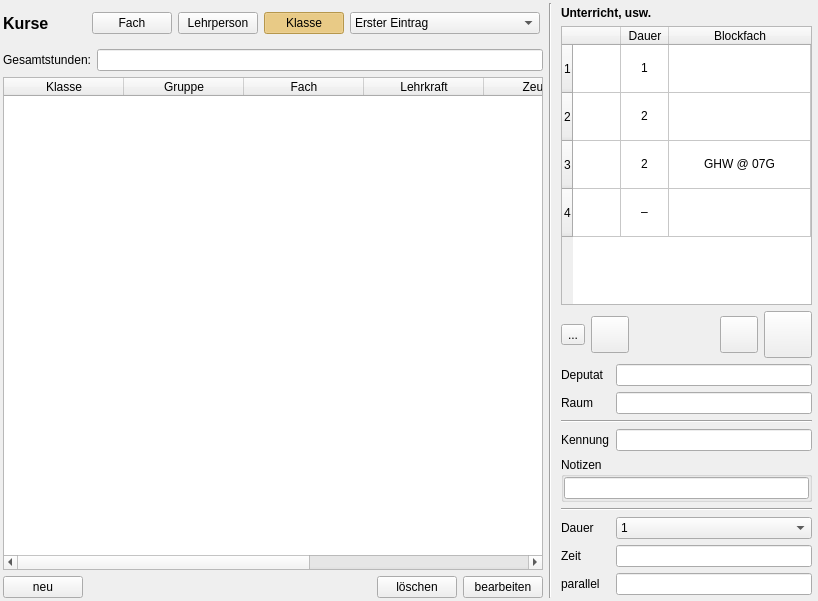
Qt form wz-data/ui/course_editor.ui (gradgrind/WZ3) before a commit.
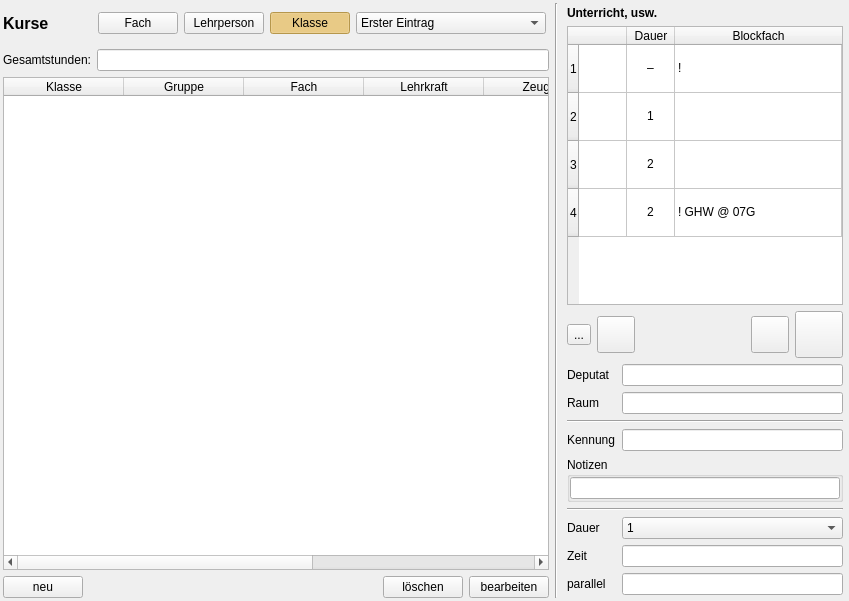
The same form after that commit. Icons and pictures are not drawn.

```diff
--- a/wz-data/ui/course_editor.ui
+++ b/wz-data/ui/course_editor.ui
@@ -6,7 +6,7 @@
    <rect>
     <x>0</x>
     <y>0</y>
-    <width>818</width>
+    <width>849</width>
     <height>601</height>
    </rect>
   </property>
@@ -425,6 +425,9 @@
          <property name="text">
           <string/>
          </property>
+         <property name="textAlignment">
+          <set>AlignCenter</set>
+         </property>
          <property name="icon">
           <iconset>
            <normaloff>../icons/lesson.svg</normaloff>../icons/lesson.svg</iconset>
@@ -432,7 +435,7 @@
         </item>
         <item row="0" column="1">
          <property name="text">
-          <string>1</string>
+          <string>–</string>
          </property>
          <property name="textAlignment">
           <set>AlignCenter</set>
@@ -440,16 +443,16 @@
         </item>
         <item row="0" column="2">
          <property name="text">
-          <string/>
-         </property>
-         <property name="textAlignment">
-          <set>AlignCenter</set>
+          <string>!</string>
          </property>
         </item>
         <item row="1" column="0">
          <property name="text">
           <string/>
          </property>
+         <property name="textAlignment">
+          <set>AlignCenter</set>
+         </property>
          <property name="icon">
           <iconset>
            <normaloff>../icons/lesson.svg</normaloff>../icons/lesson.svg</iconset>
@@ -457,7 +460,7 @@
         </item>
         <item row="1" column="1">
          <property name="text">
-          <string>2</string>
+          <string>1</string>
          </property>
          <property name="textAlignment">
           <set>AlignCenter</set>
@@ -467,14 +470,14 @@
          <property name="text">
           <string/>
          </property>
-         <property name="textAlignment">
-          <set>AlignCenter</set>
-         </property>
         </item>
         <item row="2" column="0">
          <property name="text">
           <string/>
          </property>
+         <property name="textAlignment">
+          <set>AlignCenter</set>
+         </property>
          <property name="icon">
           <iconset>
            <normaloff>../icons/lesson_block.svg</normaloff>../icons/lesson_block.svg</iconset>
@@ -490,16 +493,16 @@
         </item>
         <item row="2" column="2">
          <property name="text">
-          <string>GHW @ 07G</string>
-         </property>
-         <property name="textAlignment">
-          <set>AlignCenter</set>
+          <string/>
          </property>
         </item>
         <item row="3" column="0">
          <property name="text">
           <string/>
          </property>
+         <property name="textAlignment">
+          <set>AlignCenter</set>
+         </property>
          <property name="icon">
           <iconset>
            <normaloff>../icons/cash0a.svg</normaloff>../icons/cash0a.svg</iconset>
@@ -507,7 +510,7 @@
         </item>
         <item row="3" column="1">
          <property name="text">
-          <string>–</string>
+          <string>2</string>
          </property>
          <property name="textAlignment">
           <set>AlignCenter</set>
@@ -515,10 +518,7 @@
         </item>
         <item row="3" column="2">
          <property name="text">
-          <string/>
-         </property>
-         <property name="textAlignment">
-          <set>AlignCenter</set>
+          <string>! GHW @ 07G</string>
          </property>
         </item>
        </widget>
```
Left out of the diff: 6 changed lines with no effect on the pictures.
